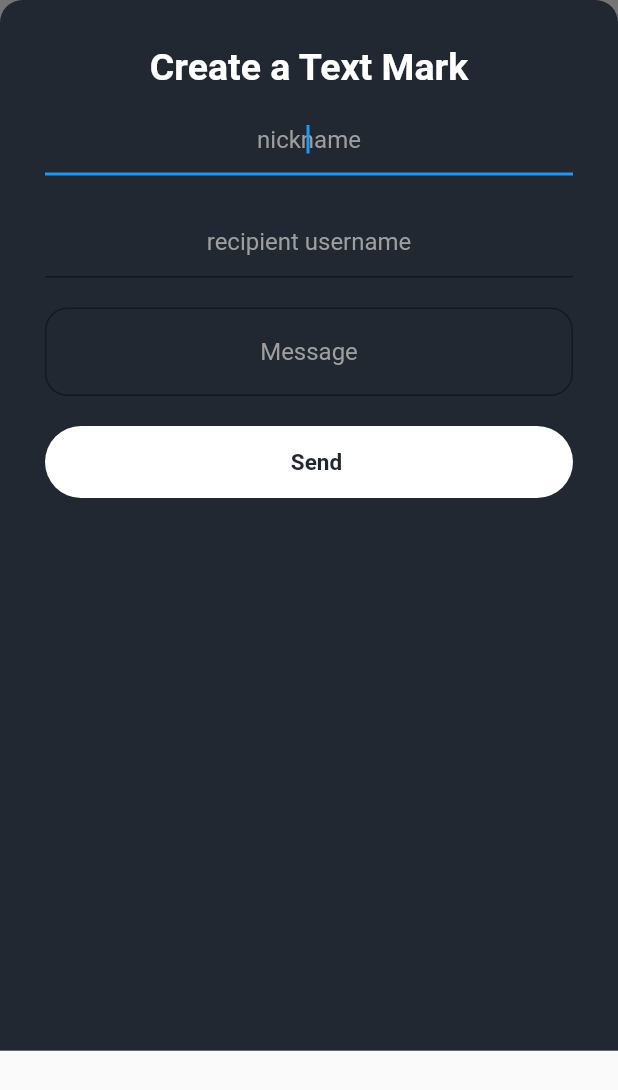
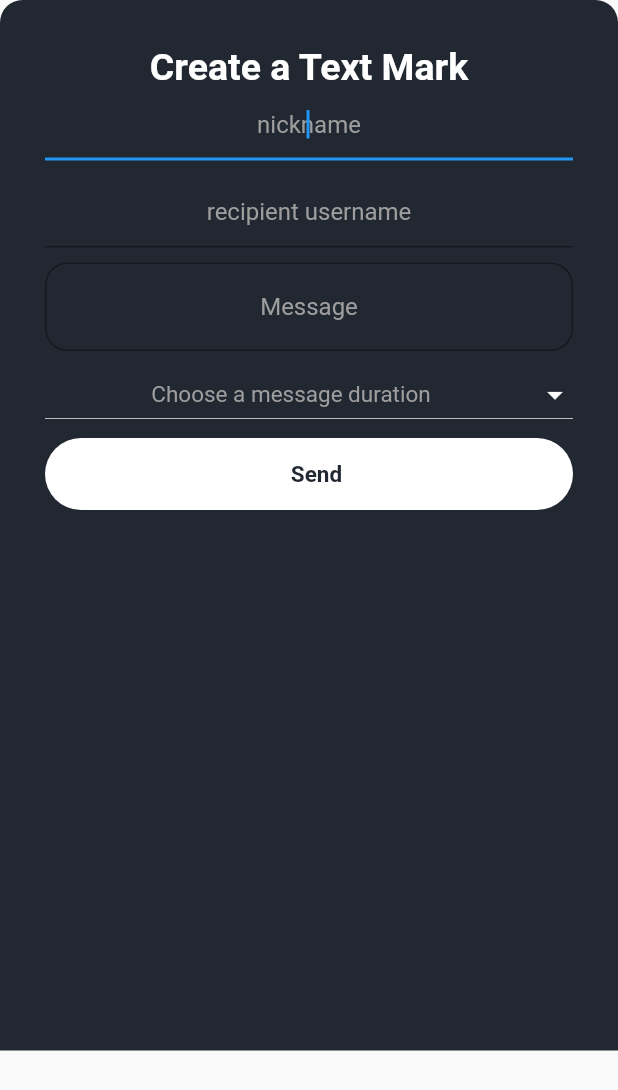
Before and after one commit to austinhogan11/text_marks_the_spot_app, a Flutter app: the CreateTextMark widget shown alone on an empty page, opened directly, on a phone screen of 412 x 824 dp. Shown: the top 1090 px of the screen. Run offline on Flutter 3.47's test engine with Material 2 defaults, Android fonts, the phone set to English and light mode, and no system bars; our stand-ins replace cloud_firestore, firebase_auth, firebase_core, geolocator, google_maps_flutter, google_sign_in; missing offline and left inert: apple_sign_in; accounts and stored records are empty; network calls fail.

Commit message:
- Implemented Textmark Expiration Date - Still need to handle Expired Textmarks

```diff
--- a/lib/screens/home/create_textmark_screen.dart
+++ b/lib/screens/home/create_textmark_screen.dart
@@ -17,15 +17,15 @@ class CreateTextMark extends StatefulWidget {
   _CreateTextMarkState createState() => _CreateTextMarkState();
 }
 
-var currentDate;
-String textmarkDate;
+var creationDate;
+var expirationDate;
+String _expirationOption;
+String textmarkDateLabel;
 
 class _CreateTextMarkState extends State<CreateTextMark> {
   @override
   void initState() {
     super.initState();
-    currentDate = DateTime.now();
-    textmarkDate = currentDate.toString().substring(5, 10);
   }
 
   @override
@@ -35,9 +35,9 @@ class _CreateTextMarkState extends State<CreateTextMark> {
   Widget build(BuildContext context) {
     return Container(
       height: (MediaQuery.of(context).size.height > 850.0)
-          ? MediaQuery.of(context).size.height * .75
+          ? MediaQuery.of(context).size.height * .76
           : MediaQuery.of(context).size.height * .85,
-      color: Color(0xFF757575),
+      color: Colors.transparent,
       child: Container(
         decoration: BoxDecoration(
           color: kPrimaryColor,
@@ -52,7 +52,7 @@ class _CreateTextMarkState extends State<CreateTextMark> {
           child: Column(
             children: [
               Padding(
-                padding: EdgeInsets.fromLTRB(0, 10.0, 0, 10.0),
+                padding: EdgeInsets.fromLTRB(0, 10.0, 0, 0.0),
                 child: Text(
                   'Create a Text Mark',
                   style: TextStyle(
@@ -81,7 +81,7 @@ class _CreateTextMarkState extends State<CreateTextMark> {
                     onChanged: (value) => textMarkNickname = value,
                   ),
                   SizedBox(
-                    height: 20,
+                    height: 10,
                   ),
                   TextField(
                       textAlign: TextAlign.center,
@@ -98,7 +98,7 @@ class _CreateTextMarkState extends State<CreateTextMark> {
                             textMarkRecipientUsername = value,
                           }),
                   SizedBox(
-                    height: 20,
+                    height: 10,
                   ),
                   TextField(
                     textAlign: TextAlign.center,
@@ -117,7 +117,11 @@ class _CreateTextMarkState extends State<CreateTextMark> {
                     onChanged: (value) => textMarkMessage = value,
                   ),
                   SizedBox(
-                    height: 20,
+                    height: 5,
+                  ),
+                  ExpirationDropdown(),
+                  SizedBox(
+                    height: 5,
                   ),
                   CustomButton(
                     btnText: 'Send',
@@ -125,9 +129,30 @@ class _CreateTextMarkState extends State<CreateTextMark> {
                     color: Colors.white,
                     textColor: kPrimaryColor,
                     onTap: () => {
+                      creationDate = DateTime.now(),
+                      textmarkDateLabel =
+                          creationDate.toString().substring(5, 10),
+                      if (_expirationOption == '30 days')
+                        {
+                          expirationDate =
+                              creationDate.add(new Duration(days: 30)),
+                        }
+                      else if (_expirationOption == '1 year')
+                        {
+                          expirationDate =
+                              creationDate.add(new Duration(days: 365)),
+                        }
+                      else
+                        {
+                          expirationDate = null,
+                        },
+                      print(
+                          "Current Date: $creationDate\n ExpirationDate: $expirationDate"),
                       DataHandling()
                           .saveTextMark(
-                              textmarkDate,
+                              creationDate,
+                              expirationDate,
+                              textmarkDateLabel,
                               currentUser.uid,
                               textMarkRecipientUsername,
                               widget.coordinates,
@@ -154,7 +179,7 @@ class RadiusSlider extends StatefulWidget {
 }
 
 class _RadiusSliderState extends State<RadiusSlider> {
-  double radiusValue = 0.5;
+  double radiusValue = 0.0;
   @override
   Widget build(BuildContext context) {
     return Slider(
@@ -175,3 +200,53 @@ class _RadiusSliderState extends State<RadiusSlider> {
     );
   }
 }
+
+class ExpirationDropdown extends StatefulWidget {
+  @override
+  _ExpirationDropdownState createState() => _ExpirationDropdownState();
+}
+
+class _ExpirationDropdownState extends State<ExpirationDropdown> {
+  // String _chosenValue;
+  @override
+  Widget build(BuildContext context) {
+    return DropdownButton<String>(
+      isExpanded: true,
+      focusColor: Colors.white,
+      dropdownColor: kAccentColor,
+      value: _expirationOption,
+      elevation: 5,
+      style: TextStyle(color: Colors.white),
+      iconEnabledColor: Colors.white,
+      items: <String>[
+        'No Expiration',
+        '30 days',
+        '1 year',
+      ].map<DropdownMenuItem<String>>((String value) {
+        return DropdownMenuItem<String>(
+          value: value,
+          child: Center(
+            child: Text(
+              value,
+              style: TextStyle(color: Colors.white),
+            ),
+          ),
+        );
+      }).toList(),
+      hint: Center(
+        child: Text(
+          "Choose a message duration",
+          style: TextStyle(
+            color: Colors.grey,
+            fontSize: 15,
+          ),
+        ),
+      ),
+      onChanged: (String value) {
+        setState(() {
+          _expirationOption = value;
+        });
+      },
+    );
+  }
+}
```
Also changed, not shown: lib/components/textmark_card.dart (+7 -3 lines), lib/components/textmark_stream.dart (+11 -12 lines), lib/data/data_handling.dart (+7 -2 lines).
